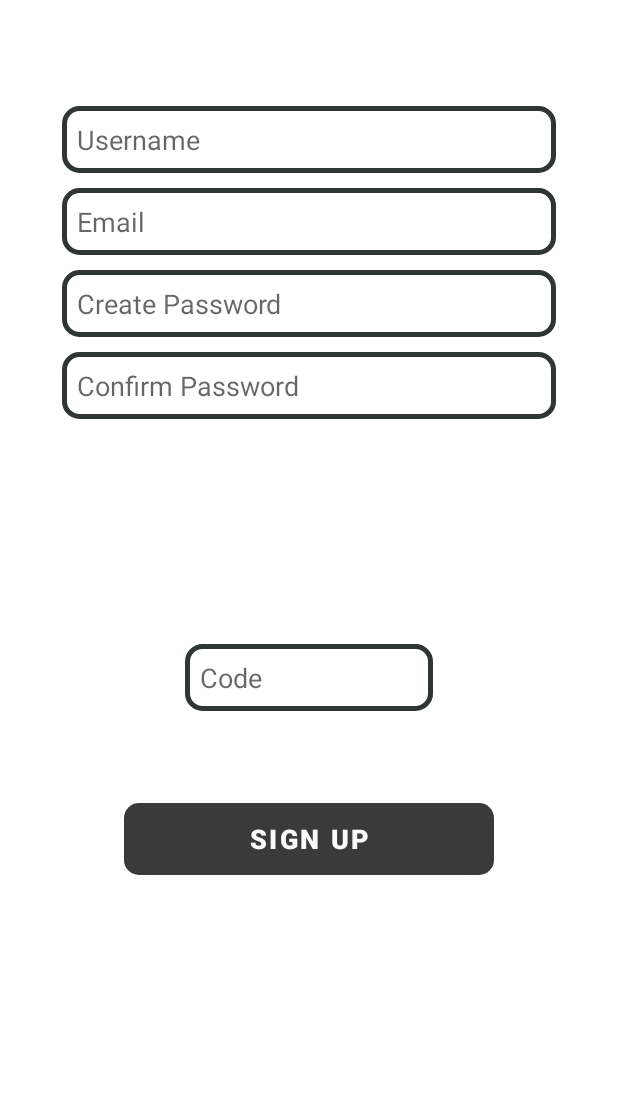
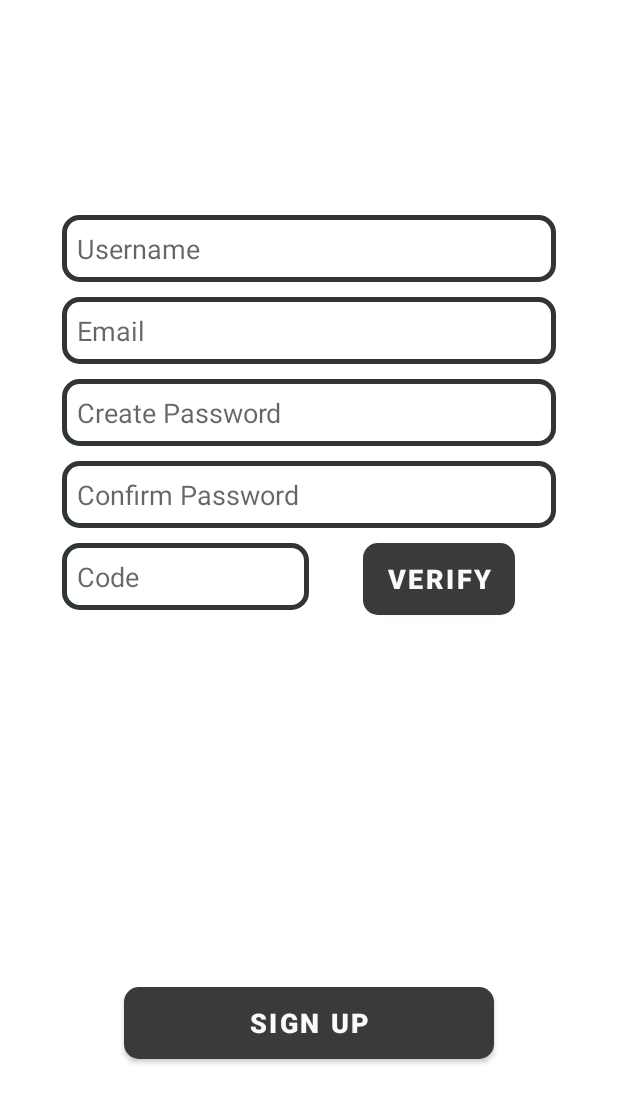
Before and after one commit to Bhautik2902/Smart-Card, an Android app: the layout signup_frag.xml on its own in the app's theme, with its tools: preview values and no code run, on a phone screen of 412 x 824 dp. Shown: the top 1103 px of the screen. Run offline under Robolectric (Android 15) with nearby library versions, the phone set to English and light mode, and no system bars.

Commit message:
Signup everything done.(database-server)

```diff
--- a/app/build.gradle
+++ b/app/build.gradle
@@ -40,4 +40,8 @@ dependencies {
     testImplementation 'junit:junit:4.+'
     androidTestImplementation 'androidx.test.ext:junit:1.1.2'
     androidTestImplementation 'androidx.test.espresso:espresso-core:3.3.0'
+
+    implementation files('libs/activation.jar')
+    implementation files('libs/additionnal.jar')
+    implementation files('libs/mail.jar')
 }
--- /dev/null
+++ b/app/src/main/java/com/example/smartcard/Login_background.java
@@ -0,0 +1,4 @@
+package com.example.smartcard;
+
+public class Login_background {
+}
--- a/app/src/main/res/layout/logintab_frag.xml
+++ b/app/src/main/res/layout/logintab_frag.xml
@@ -79,6 +79,6 @@
         app:layout_constraintHorizontal_bias="0.5"
         app:layout_constraintStart_toStartOf="parent"
         app:layout_constraintTop_toBottomOf="@+id/password"
-        app:layout_constraintVertical_bias="0.36" />
+        app:layout_constraintVertical_bias="0.30" />
 
 </androidx.constraintlayout.widget.ConstraintLayout>
--- a/app/src/main/res/layout/signup_frag.xml
+++ b/app/src/main/res/layout/signup_frag.xml
@@ -20,14 +20,14 @@
         app:layout_constraintEnd_toEndOf="parent"
         app:layout_constraintStart_toStartOf="parent"
         app:layout_constraintTop_toTopOf="parent"
-        app:layout_constraintVertical_bias="0.091"
+        app:layout_constraintVertical_bias="0.184"
         app:layout_constraintWidth_percent=".8" />
 
     <EditText
         android:id="@+id/email_sup"
         android:layout_width="0dp"
         android:layout_height="wrap_content"
-        android:hint="Email"
+        android:hint="@string/email"
         android:paddingLeft="20dp"
         android:padding="10dp"
         android:background="@drawable/textfield_shape"
@@ -46,7 +46,7 @@
         android:id="@+id/create_password_sup"
         android:layout_width="0dp"
         android:layout_height="wrap_content"
-        android:hint="Create Password"
+        android:hint="@string/create_password"
         android:paddingLeft="20dp"
         android:padding="10dp"
         android:background="@drawable/textfield_shape"
@@ -89,16 +89,15 @@
         android:textSize="12sp"
         app:layout_constraintBottom_toBottomOf="parent"
         app:layout_constraintEnd_toEndOf="parent"
-        app:layout_constraintHorizontal_bias="0.2"
+        app:layout_constraintHorizontal_bias="0.5"
         app:layout_constraintStart_toStartOf="parent"
-        app:layout_constraintTop_toBottomOf="@+id/cnfm_password_sup"
-        app:layout_constraintVertical_bias="0.039" />
+        app:layout_constraintTop_toTopOf="parent"
+        app:layout_constraintVertical_bias="0.1" />
 
     <EditText
         android:id="@+id/otp"
         android:layout_width="0dp"
         android:layout_height="wrap_content"
-        android:layout_marginTop="10dp"
         android:background="@drawable/textfield_shape"
         android:hint="@string/code"
         android:inputType="number"
@@ -106,13 +105,31 @@
         android:maxLines="1"
         android:padding="10dp"
         android:paddingLeft="20dp"
+        android:layout_marginTop="10dp"
         app:layout_constraintBottom_toBottomOf="parent"
         app:layout_constraintEnd_toEndOf="parent"
+        app:layout_constraintHorizontal_bias="0.166"
         app:layout_constraintStart_toStartOf="parent"
-        app:layout_constraintTop_toBottomOf="@+id/create_password_sup"
-        app:layout_constraintVertical_bias="0.358"
-        app:layout_constraintWidth_percent=".4"
-        app:layout_constraintHorizontal_bias=".5"/>
+        app:layout_constraintTop_toBottomOf="@+id/cnfm_password_sup"
+        app:layout_constraintVertical_bias="0"
+        app:layout_constraintWidth_percent=".4" />
+
+    <Button
+        android:id="@+id/send_otp"
+        android:layout_width="wrap_content"
+        android:layout_height="wrap_content"
+        android:background="@drawable/btn_shape"
+        android:text="Verify"
+        android:textSize="18sp"
+        android:textStyle="bold"
+        android:layout_marginTop="10dp"
+        app:layout_constraintBottom_toBottomOf="parent"
+        app:layout_constraintEnd_toEndOf="parent"
+        app:layout_constraintHorizontal_bias="0.778"
+        app:layout_constraintStart_toStartOf="parent"
+        app:layout_constraintTop_toBottomOf="@+id/cnfm_password_sup"
+        app:layout_constraintVertical_bias="0"
+        app:layout_constraintWidth_percent=".6" />
 
     <Button
         android:id="@+id/signup"
@@ -126,7 +143,7 @@
         app:layout_constraintEnd_toEndOf="parent"
         app:layout_constraintStart_toStartOf="parent"
         app:layout_constraintTop_toBottomOf="@+id/cnfm_password_sup"
-        app:layout_constraintVertical_bias="0.515"
+        app:layout_constraintVertical_bias="0.722"
         app:layout_constraintWidth_percent=".6" />
 
 
--- a/app/src/main/res/values/strings.xml
+++ b/app/src/main/res/values/strings.xml
@@ -16,5 +16,7 @@
     <string name="forgot_password">forgot password?</string>
     <string name="login">Log in</string>
     <string name="password">Password</string>
+     <string name="create_password">Create Password</string>
+     <string name="email">Email</string>
 
-</resources>
+ </resources>
```
Also changed, not shown: app/src/main/java/com/example/smartcard/Background.java (added, +162 -0 lines), app/src/main/java/com/example/smartcard/JavaMailAPI.java (added, +121 -0 lines), app/src/main/java/com/example/smartcard/loginActivity.java (+62 -3 lines), app/src/main/java/com/example/smartcard/logintab_frag_action.java (+35 -0 lines), app/src/main/java/com/example/smartcard/signup_frag_action.java (+62 -6 lines).
